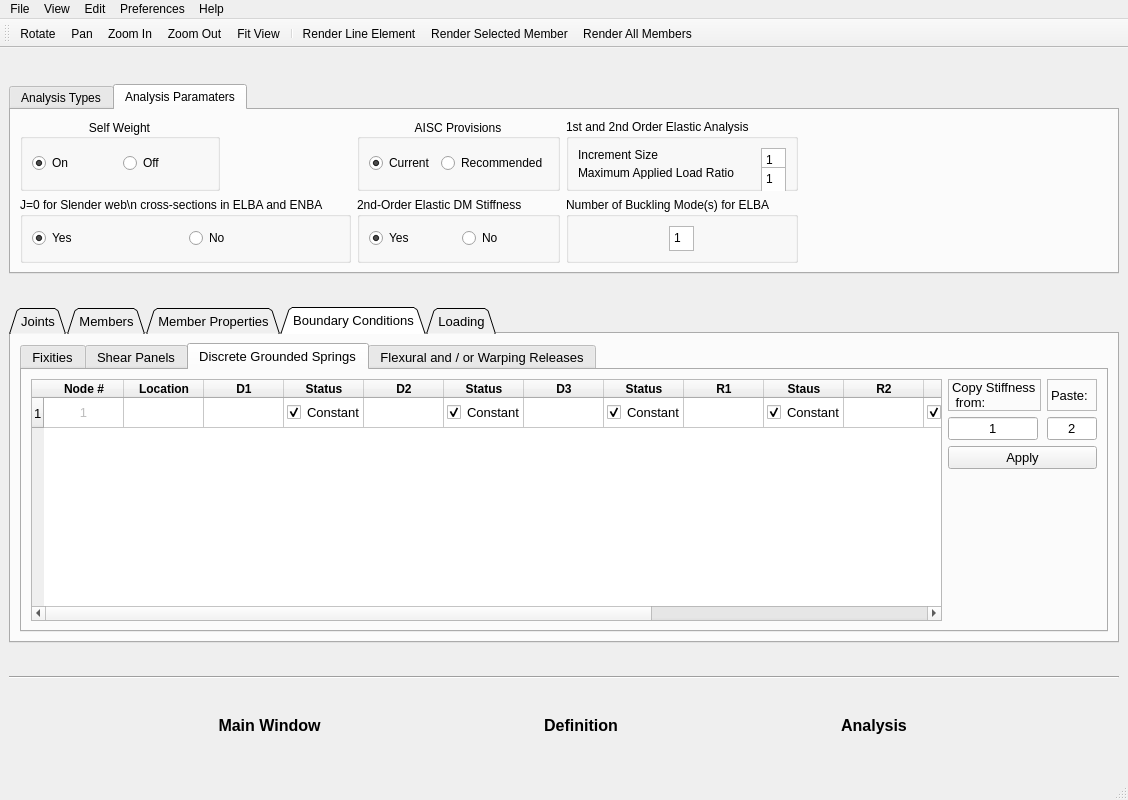
Above: V2_dev/SABRE2-V3.ui from oguzhantogay/SABRE2_V2_local before the change. Below: the same form after it.
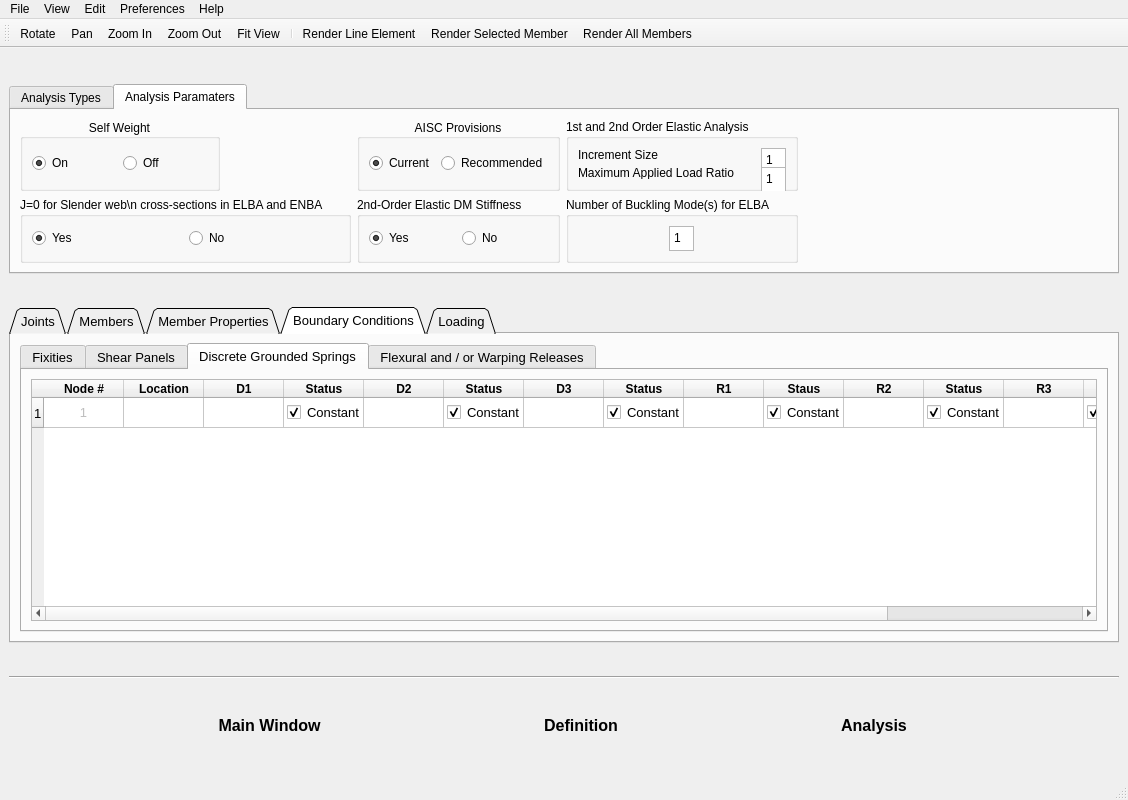
That is the form after the change. The open tabs and pages were chosen to show the change. Icons and pictures are not drawn.

Patch:
```diff
--- a/V2_dev/SABRE2-V3.ui
+++ b/V2_dev/SABRE2-V3.ui
@@ -2473,107 +2473,6 @@
               </item>
              </widget>
             </item>
-            <item>
-             <layout class="QGridLayout" name="gridLayout_8">
-              <item row="4" column="0" colspan="2">
-               <widget class="QPushButton" name="Apply_spring_copy">
-                <property name="maximumSize">
-                 <size>
-                  <width>150</width>
-                  <height>16777215</height>
-                 </size>
-                </property>
-                <property name="text">
-                 <string>Apply</string>
-                </property>
-               </widget>
-              </item>
-              <item row="5" column="0">
-               <spacer name="verticalSpacer_4">
-                <property name="orientation">
-                 <enum>Qt::Vertical</enum>
-                </property>
-                <property name="sizeHint" stdset="0">
-                 <size>
-                  <width>20</width>
-                  <height>40</height>
-                 </size>
-                </property>
-               </spacer>
-              </item>
-              <item row="1" column="0">
-               <widget class="QLabel" name="Copy_stiffness_label">
-                <property name="frameShape">
-                 <enum>QFrame::StyledPanel</enum>
-                </property>
-                <property name="text">
-                 <string>Copy Stiffness 
- from:</string>
-                </property>
-               </widget>
-              </item>
-              <item row="2" column="1">
-               <widget class="QLineEdit" name="Paste_number_spring">
-                <property name="maximumSize">
-                 <size>
-                  <width>50</width>
-                  <height>16777215</height>
-                 </size>
-                </property>
-                <property name="layoutDirection">
-                 <enum>Qt::LeftToRight</enum>
-                </property>
-                <property name="text">
-                 <string>2</string>
-                </property>
-                <property name="alignment">
-                 <set>Qt::AlignCenter</set>
-                </property>
-               </widget>
-              </item>
-              <item row="2" column="0">
-               <widget class="QLineEdit" name="Copy_number_spring">
-                <property name="sizePolicy">
-                 <sizepolicy hsizetype="Expanding" vsizetype="Fixed">
-                  <horstretch>30</horstretch>
-                  <verstretch>0</verstretch>
-                 </sizepolicy>
-                </property>
-                <property name="minimumSize">
-                 <size>
-                  <width>90</width>
-                  <height>0</height>
-                 </size>
-                </property>
-                <property name="maximumSize">
-                 <size>
-                  <width>50</width>
-                  <height>16777215</height>
-                 </size>
-                </property>
-                <property name="text">
-                 <string>1</string>
-                </property>
-                <property name="echoMode">
-                 <enum>QLineEdit::Normal</enum>
-                </property>
-                <property name="alignment">
-                 <set>Qt::AlignCenter</set>
-                </property>
-               </widget>
-              </item>
-              <item row="1" column="1">
-               <widget class="QLabel" name="Paste_stiffness_label">
-                <property name="frameShape">
-                 <enum>QFrame::StyledPanel</enum>
-                </property>
-                <property name="text">
-                 <string>Paste:</string>
-                </property>
-               </widget>
-              </item>
-             </layout>
-            </item>
            </layout>
           </widget>
           <widget class="QWidget" name="ReleasesTabs">
```
Left out of the diff: 2 changed lines with no effect on the pictures.
